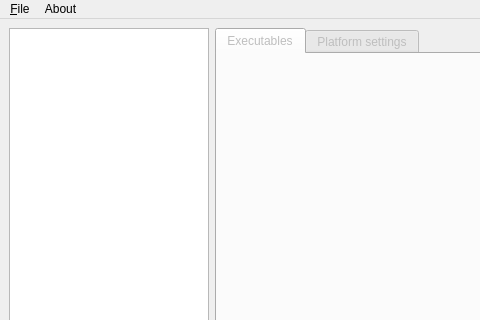
Above: res/window.ui from remeh/mehstation-config before the change; both pictures show x 0 to 480 and y 0 to 320 of the 619 by 469 pixel window. Below: the same form after it.
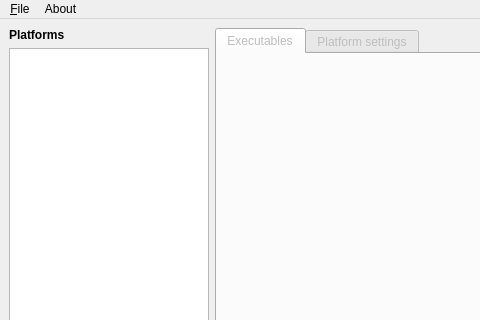
That is the form after the change.

```diff
--- a/res/window.ui
+++ b/res/window.ui
@@ -22,6 +22,16 @@
       </property>
       <item>
        <layout class="QVBoxLayout" name="verticalLayout_3">
+        <item>
+         <widget class="QLabel" name="label">
+          <property name="text">
+           <string>&lt;b&gt;Platforms&lt;/b&gt;</string>
+          </property>
+          <property name="textFormat">
+           <enum>Qt::RichText</enum>
+          </property>
+         </widget>
+        </item>
         <item>
          <widget class="QListWidget" name="listPlatforms">
           <property name="sizePolicy">
```
